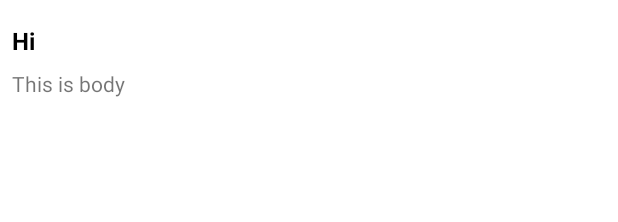
After one commit to RTitel/MyShop, an Android app: the layout item_product.xml on its own in the app's theme, with its tools: preview values and no code run, on a phone screen of 412 x 824 dp. The commit adds this screen. Shown: the top 222 px of the screen. Run offline under Robolectric (Android 15) with nearby library versions, the phone set to English and light mode, and no system bars.

Commit message:
implemented adapter and view holders

```diff
--- a/app/src/main/java/com/example/myshop/data/model/ProductModel.kt
+++ b/app/src/main/java/com/example/myshop/data/model/ProductModel.kt
@@ -4,5 +4,5 @@ data class ProductModel(
     var id: Int? = null,
     var productBrand: String? = null,
     var productName: String? = null,
-    var productImages: String? = null
+    var productImage: String? = null
 )
--- /dev/null
+++ b/app/src/main/res/layout/item_product.xml
@@ -0,0 +1,43 @@
+<?xml version="1.0" encoding="utf-8"?>
+<androidx.constraintlayout.widget.ConstraintLayout xmlns:android="http://schemas.android.com/apk/res/android"
+    xmlns:app="http://schemas.android.com/apk/res-auto"
+    xmlns:tools="http://schemas.android.com/tools"
+    android:layout_width="match_parent"
+    android:layout_height="wrap_content"
+    android:padding="8dp">
+
+    <ImageView
+        android:id="@+id/iv_photo"
+        android:layout_width="wrap_content"
+        android:layout_height="wrap_content"
+        android:layout_marginTop="8dp"
+        android:adjustViewBounds="true"
+        app:layout_constrainedWidth="true"
+        app:layout_constraintEnd_toEndOf="parent"
+        app:layout_constraintStart_toStartOf="parent"
+        app:layout_constraintTop_toTopOf="parent" />
+
+    <TextView
+        android:id="@+id/tv_title"
+        android:layout_width="wrap_content"
+        android:layout_height="wrap_content"
+        android:textColor="@color/black"
+        android:textSize="16sp"
+        android:textStyle="bold"
+        app:layout_constraintStart_toStartOf="parent"
+        app:layout_constraintTop_toBottomOf="@+id/iv_photo"
+        tools:text="Hi" />
+
+    <TextView
+        android:id="@+id/tv_body"
+        android:layout_width="wrap_content"
+        android:layout_height="wrap_content"
+        android:layout_marginTop="8dp"
+        android:textSize="14sp"
+        app:layout_constraintBottom_toBottomOf="parent"
+        app:layout_constraintStart_toStartOf="parent"
+        app:layout_constraintTop_toBottomOf="@id/tv_title"
+        tools:text="This is body" />
+
+
+</androidx.constraintlayout.widget.ConstraintLayout>
--- a/app/src/main/res/values/strings.xml
+++ b/app/src/main/res/values/strings.xml
@@ -1,3 +1,4 @@
 <resources>
     <string name="app_name">MyShop</string>
+    <string name="error_message_product_items">Cannot load products. The reason may be:\nNo products\nNo network connectivity\nAn internal error</string>
 </resources>
```
Also changed, not shown: app/src/main/java/com/example/myshop/ui/product/ProductAdapter.kt (added, +112 -0 lines), app/src/main/res/layout/item_empty.xml (added, +19 -0 lines), app/src/main/res/layout/item_loading.xml (added, +11 -0 lines).
